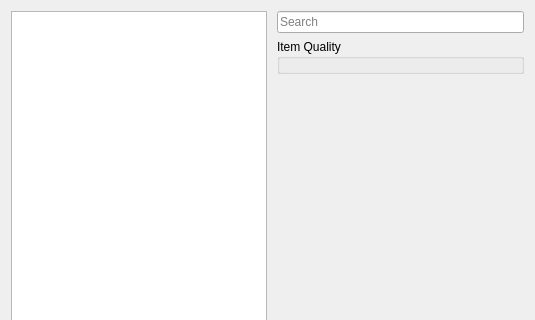
The window that WMVx/EquipmentChoiceDialog.ui (Frostshake/WMVx) describes before a commit, drawn with Qt 5; both pictures show x 0 to 535 and y 0 to 320 of the 535 by 603 pixel window.
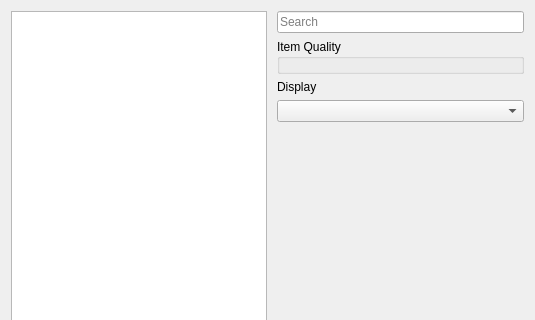
The same window after the commit.

```diff
--- a/WMVx/EquipmentChoiceDialog.ui
+++ b/WMVx/EquipmentChoiceDialog.ui
@@ -61,6 +61,16 @@
          </layout>
         </widget>
        </item>
+       <item>
+        <widget class="QLabel" name="label">
+         <property name="text">
+          <string>Display</string>
+         </property>
+        </widget>
+       </item>
+       <item>
+        <widget class="QComboBox" name="comboBoxDisplay"/>
+       </item>
        <item>
         <spacer name="verticalSpacer">
          <property name="orientation">
```
